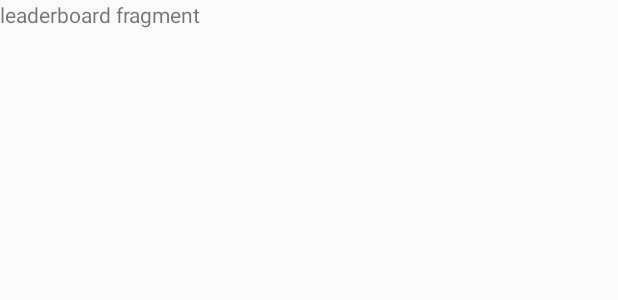
After one commit to enriquemontas/HackApp2020, an Android app: the layout fragment_leaderboard.xml on its own in the app's theme, with its tools: preview values and no code run, on a phone screen of 412 x 824 dp. The commit adds this screen. Shown: the top 300 px of the screen. Run offline under Robolectric (Android 15) with nearby library versions, the phone set to English and light mode, and no system bars.

Commit message:
skeleton fragments added

```diff
--- a/app/build.gradle
+++ b/app/build.gradle
@@ -36,6 +36,7 @@ dependencies {
     implementation fileTree(dir: "libs", include: ["*.jar"])
     implementation 'androidx.appcompat:appcompat:1.1.0'
     implementation 'androidx.constraintlayout:constraintlayout:1.1.3'
+    implementation 'androidx.legacy:legacy-support-v4:1.0.0'
     testImplementation 'junit:junit:4.12'
     androidTestImplementation 'androidx.test.ext:junit:1.1.1'
     androidTestImplementation 'androidx.test.espresso:espresso-core:3.2.0'
--- a/app/src/main/AndroidManifest.xml
+++ b/app/src/main/AndroidManifest.xml
@@ -9,7 +9,7 @@
         android:roundIcon="@mipmap/ic_launcher_round"
         android:supportsRtl="true"
         android:theme="@style/AppTheme">
-        <activity android:name=".MainActivity">
+        <activity android:name=".activities.MainActivity">
             <intent-filter>
                 <action android:name="android.intent.action.MAIN" />
 
--- a/app/src/main/res/layout/activity_main.xml
+++ b/app/src/main/res/layout/activity_main.xml
@@ -4,7 +4,7 @@
     xmlns:tools="http://schemas.android.com/tools"
     android:layout_width="match_parent"
     android:layout_height="match_parent"
-    tools:context=".MainActivity">
+    tools:context=".activities.MainActivity">
 
     <FrameLayout
         android:id="@+id/fragContainer"
--- /dev/null
+++ b/app/src/main/res/layout/fragment_leaderboard.xml
@@ -0,0 +1,14 @@
+<?xml version="1.0" encoding="utf-8"?>
+<FrameLayout xmlns:android="http://schemas.android.com/apk/res/android"
+    xmlns:tools="http://schemas.android.com/tools"
+    android:layout_width="match_parent"
+    android:layout_height="match_parent"
+    tools:context=".fragments.LeaderboardFragment">
+
+    <!-- TODO: Update blank fragment layout -->
+    <TextView
+        android:layout_width="match_parent"
+        android:layout_height="match_parent"
+        android:text="leaderboard fragment" />
+
+</FrameLayout>
--- a/app/src/main/res/values/strings.xml
+++ b/app/src/main/res/values/strings.xml
@@ -1,3 +1,5 @@
 <resources>
     <string name="app_name">HackApp2020</string>
+    <!-- TODO: Remove or change this placeholder text -->
+    <string name="hello_blank_fragment">Hello blank fragment</string>
 </resources>
```
Also changed, not shown: app/src/main/java/com/example/hackapp2020/activities/MainActivity.java (renamed from app/src/main/java/com/example/hackapp2020/MainActivity.java, +12 -8 lines), app/src/main/java/com/example/hackapp2020/fragments/LeaderboardFragment.java (added, +48 -0 lines), app/src/main/java/com/example/hackapp2020/fragments/MapFragment.java (added, +47 -0 lines), app/src/main/java/com/example/hackapp2020/fragments/ProfileFragment.java (added, +48 -0 lines), app/src/main/res/layout/fragment_map.xml (added, +14 -0 lines), app/src/main/res/layout/fragment_profile.xml (added, +14 -0 lines).
